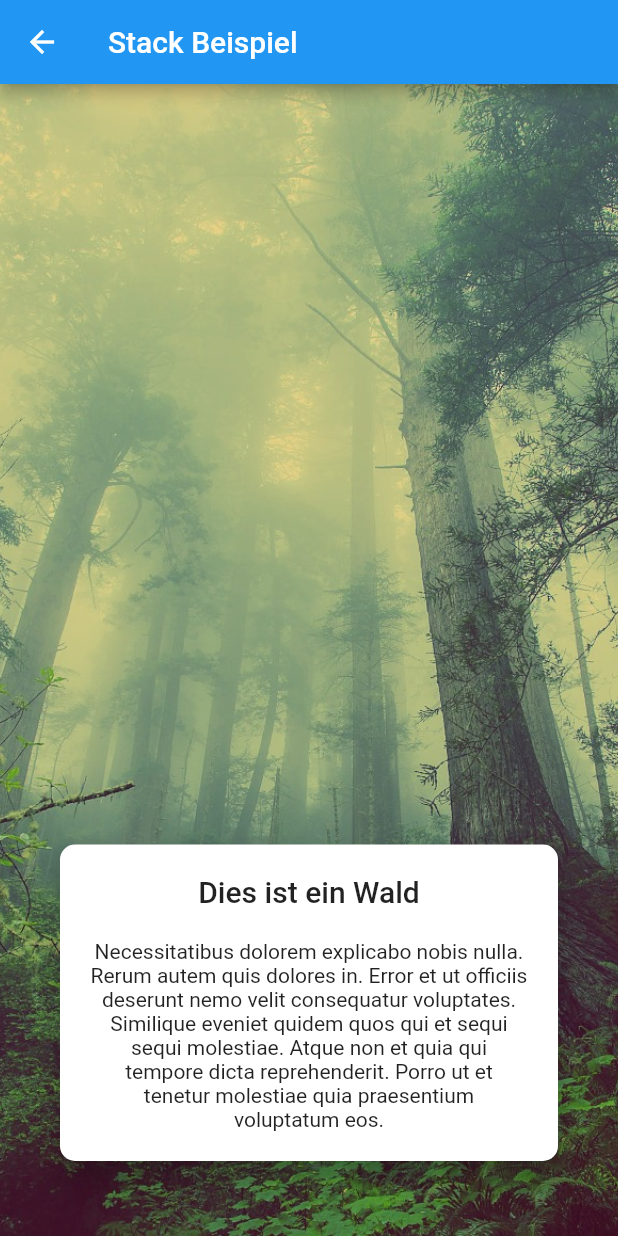
After one commit to coodoo-io/flutter-stack, a Flutter app: the StackPage screen opened directly, on a phone screen of 412 x 824 dp. The commit adds this screen. Run offline on Flutter 3.47's test engine with Material 2 defaults, Android fonts, the phone set to English and light mode, and no system bars.

Commit message:
started adding examples
added assets to pubspec;
added assets;
added buttons that open pages to main.dart;
added example pages;

```diff
--- /dev/null
+++ b/lib/stack.dart
@@ -0,0 +1,60 @@
+import 'package:flutter/material.dart';
+import 'package:flutter/widgets.dart';
+
+class StackPage extends StatelessWidget {
+  const StackPage({Key key}) : super(key: key);
+
+  @override
+  Widget build(BuildContext context) {
+    return Scaffold(
+      appBar: AppBar(
+        title: Text('Stack Beispiel'),
+      ),
+      body: Stack(
+        alignment: Alignment.bottomCenter,
+        children: <Widget>[
+          Container(
+            decoration: BoxDecoration(
+              image: DecorationImage(
+                image: AssetImage('assets/forest.jpg'),
+                fit: BoxFit.fitHeight,
+              ),
+            ),
+          ),
+          Positioned(
+            bottom: 20.0,
+            left: 10.0,
+            right: 10.0,
+            child: Card(
+                shape: RoundedRectangleBorder(
+                  borderRadius: BorderRadius.circular(10.0),
+                ),
+                margin: EdgeInsets.all(30.0),
+                elevation: 9.0,
+                child: Column(
+                  children: <Widget>[
+                    Padding(
+                      padding: EdgeInsets.fromLTRB(20.0, 20.0, 20.0, 0.0),
+                      child: Column(
+                        children: <Widget>[
+                          Text(
+                            'Dies ist ein Wald',
+                            style: Theme.of(context).textTheme.title,
+                          ),
+                        ],
+                      ),
+                    ),
+                    Padding(
+                      padding: EdgeInsets.all(20.0),
+                      child: Text(
+                          'Necessitatibus dolorem explicabo nobis nulla. Rerum autem quis dolores in. Error et ut officiis deserunt nemo velit consequatur voluptates. Similique eveniet quidem quos qui et sequi sequi molestiae. Atque non et quia qui tempore dicta reprehenderit. Porro ut et tenetur molestiae quia praesentium voluptatum eos.',
+                          textAlign: TextAlign.center),
+                    ),
+                  ],
+                )),
+          )
+        ],
+      ),
+    );
+  }
+}
--- a/pubspec.yaml
+++ b/pubspec.yaml
@@ -41,7 +41,9 @@ flutter:
   uses-material-design: true
 
   # To add assets to your application, add an assets section, like this:
-  # assets:
+  assets:
+    - assets/avatar.png
+    - assets/forest.jpg
   #  - images/a_dot_burr.jpeg
   #  - images/a_dot_ham.jpeg
 
```
Also changed, not shown: lib/main.dart (+29 -2 lines), lib/profile.dart (added, +25 -0 lines), assets/avatar.png (added), assets/forest.jpg (added).
